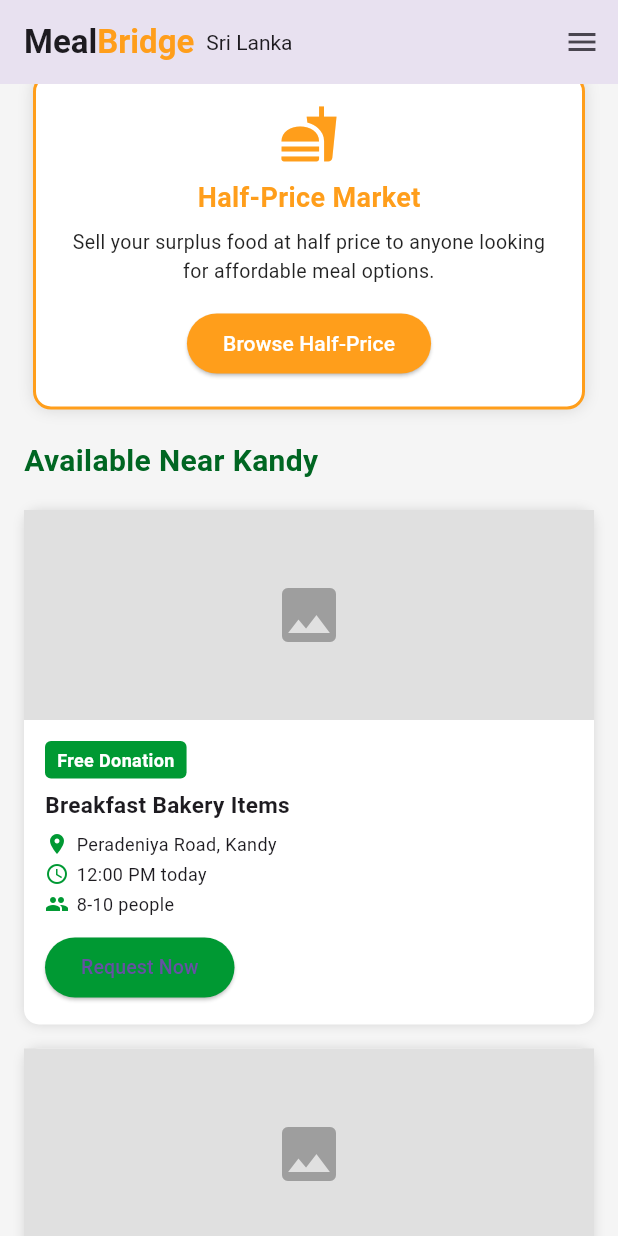
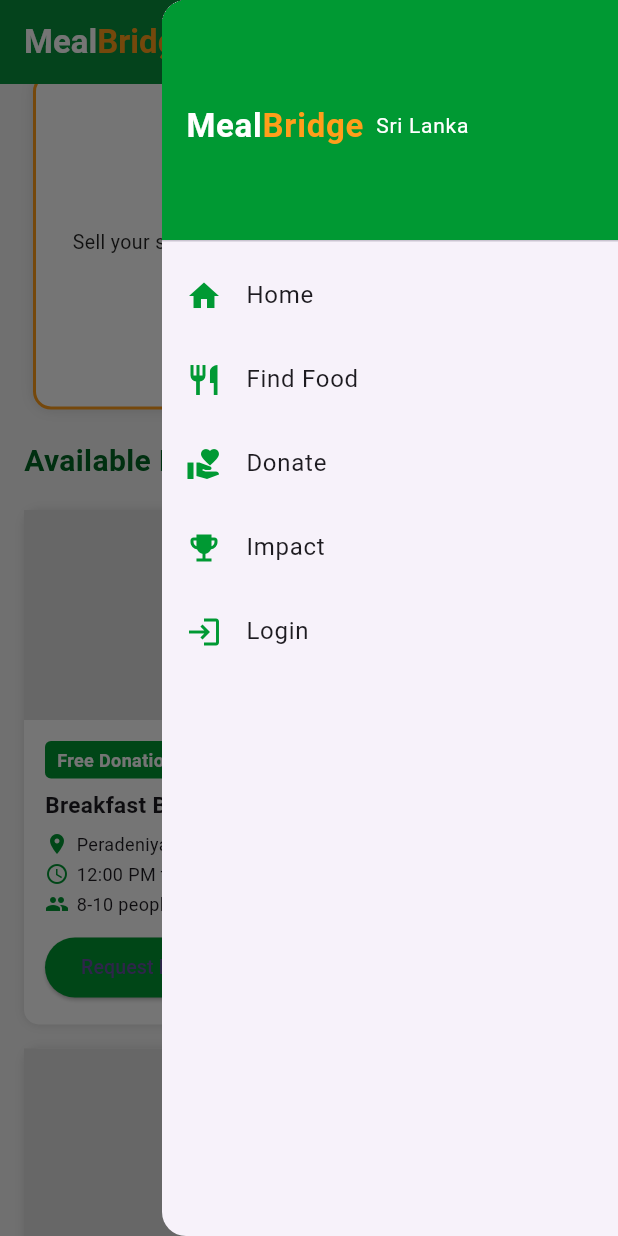
Before and after one commit to oviniWijesooriya/MealBridge, a Flutter app: the screen it shows after launch, scrolled down 576 dp, after a tap on the "menu" icon, on a phone screen of 412 x 824 dp. Run offline on Flutter 3.47's test engine with Material 3 defaults, Android fonts, the phone set to English and light mode, and no system bars; Roboto replaces fonts that are missing (Segoe UI).

Commit message:
update mobile app menu drawer

```diff
--- a/lib/main.dart
+++ b/lib/main.dart
@@ -716,7 +716,14 @@ class MealBridgeMobileApp extends StatelessWidget {
         fontFamily: 'Segoe UI',
         scaffoldBackgroundColor: Color(0xFFF5F5F5),
       ),
-      home: MealBridgeMobileHomePage(),
+      initialRoute: '/',
+      routes: {
+        '/': (context) => MealBridgeMobileHomePage(),
+        '/find-food': (context) => FindFoodPage(),
+        '/donate': (context) => DonatePage(),
+        '/impact': (context) => ImpactPage(),
+        '/login': (context) => LoginPage(),
+      },
       debugShowCheckedModeBanner: false,
     );
   }
@@ -727,9 +734,16 @@ class MealBridgeMobileHomePage extends StatelessWidget {
   Widget build(BuildContext context) {
     return Scaffold(
       appBar: AppBar(
+        backgroundColor: Color(0xFF009933),
         title: Row(
           children: [
-            Text('Meal', style: TextStyle(fontWeight: FontWeight.bold)),
+            Text(
+              'Meal',
+              style: TextStyle(
+                fontWeight: FontWeight.bold,
+                color: Colors.white,
+              ),
+            ),
             Text(
               'Bridge',
               style: TextStyle(
@@ -738,11 +752,26 @@ class MealBridgeMobileHomePage extends StatelessWidget {
               ),
             ),
             SizedBox(width: 8),
-            Text('Sri Lanka', style: TextStyle(fontSize: 14)),
+            Text(
+              'Sri Lanka',
+              style: TextStyle(fontSize: 14, color: Colors.white),
+            ),
           ],
         ),
-        actions: [IconButton(icon: Icon(Icons.menu), onPressed: () {})],
+        actions: [
+          Builder(
+            builder:
+                (context) => IconButton(
+                  icon: Icon(Icons.menu, color: Colors.white),
+                  onPressed: () {
+                    Scaffold.of(context).openEndDrawer();
+                  },
+                ),
+          ),
+        ],
+        automaticallyImplyLeading: false, // Removes default left hamburger
       ),
+      endDrawer: MobileNavDrawer(), // Use endDrawer for right-side drawer
       body: ListView(
         padding: EdgeInsets.all(16),
         children: [
@@ -757,6 +786,97 @@ class MealBridgeMobileHomePage extends StatelessWidget {
           MobileLeaderboardSection(),
           SizedBox(height: 20),
           MobileFooterSection(),
+        ],
+      ),
+    );
+  }
+}
+
+class MobileNavDrawer extends StatelessWidget {
+  @override
+  Widget build(BuildContext context) {
+    return Drawer(
+      child: ListView(
+        padding: EdgeInsets.zero,
+        children: [
+          DrawerHeader(
+            decoration: BoxDecoration(color: Color(0xFF009933)),
+            child: Row(
+              children: [
+                Text(
+                  'Meal',
+                  style: TextStyle(
+                    fontSize: 22,
+                    fontWeight: FontWeight.bold,
+                    color: Colors.white,
+                  ),
+                ),
+                Text(
+                  'Bridge',
+                  style: TextStyle(
+                    fontSize: 22,
+                    fontWeight: FontWeight.bold,
+                    color: Color(0xFFFF9E1B),
+                  ),
+                ),
+                SizedBox(width: 8),
+                Text(
+                  'Sri Lanka',
+                  style: TextStyle(fontSize: 14, color: Colors.white),
+                ),
+              ],
+            ),
+          ),
+          ListTile(
+            leading: Icon(Icons.home, color: Color(0xFF009933)),
+            title: Text('Home'),
+            onTap: () {
+              Navigator.of(context).pop();
+              Future.delayed(Duration(milliseconds: 100), () {
+                Navigator.of(context).pushReplacementNamed('/');
+              });
+            },
+          ),
+          ListTile(
+            leading: Icon(Icons.restaurant, color: Color(0xFF009933)),
+            title: Text('Find Food'),
+            onTap: () {
+              Navigator.of(context).pop();
+              Future.delayed(Duration(milliseconds: 100), () {
+                Navigator.of(context).pushReplacementNamed('/find-food');
+              });
+            },
+          ),
+          ListTile(
+            leading: Icon(Icons.volunteer_activism, color: Color(0xFF009933)),
+            title: Text('Donate'),
+            onTap: () {
+              Navigator.of(context).pop();
+              Future.delayed(Duration(milliseconds: 100), () {
+                Navigator.of(context).pushReplacementNamed('/donate');
+              });
+            },
+          ),
+          ListTile(
+            leading: Icon(Icons.emoji_events, color: Color(0xFF009933)),
+            title: Text('Impact'),
+            onTap: () {
+              Navigator.of(context).pop();
+              Future.delayed(Duration(milliseconds: 100), () {
+                Navigator.of(context).pushReplacementNamed('/impact');
+              });
+            },
+          ),
+          ListTile(
+            leading: Icon(Icons.login, color: Color(0xFF009933)),
+            title: Text('Login'),
+            onTap: () {
+              Navigator.of(context).pop();
+              Future.delayed(Duration(milliseconds: 100), () {
+                Navigator.of(context).pushReplacementNamed('/login');
+              });
+            },
+          ),
         ],
       ),
     );
```
